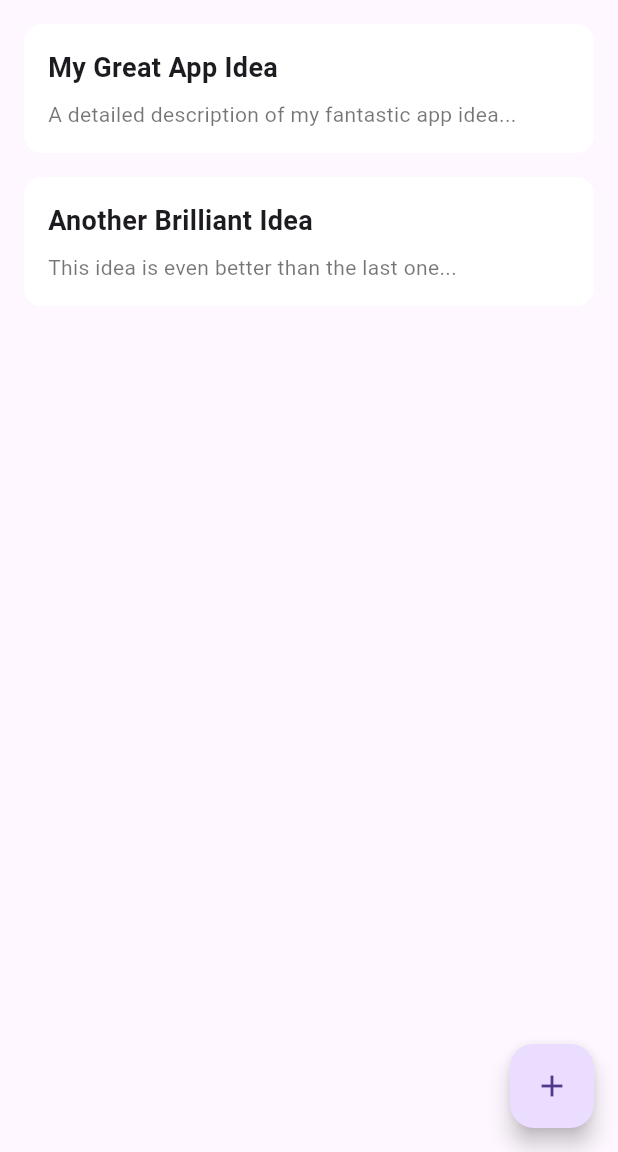
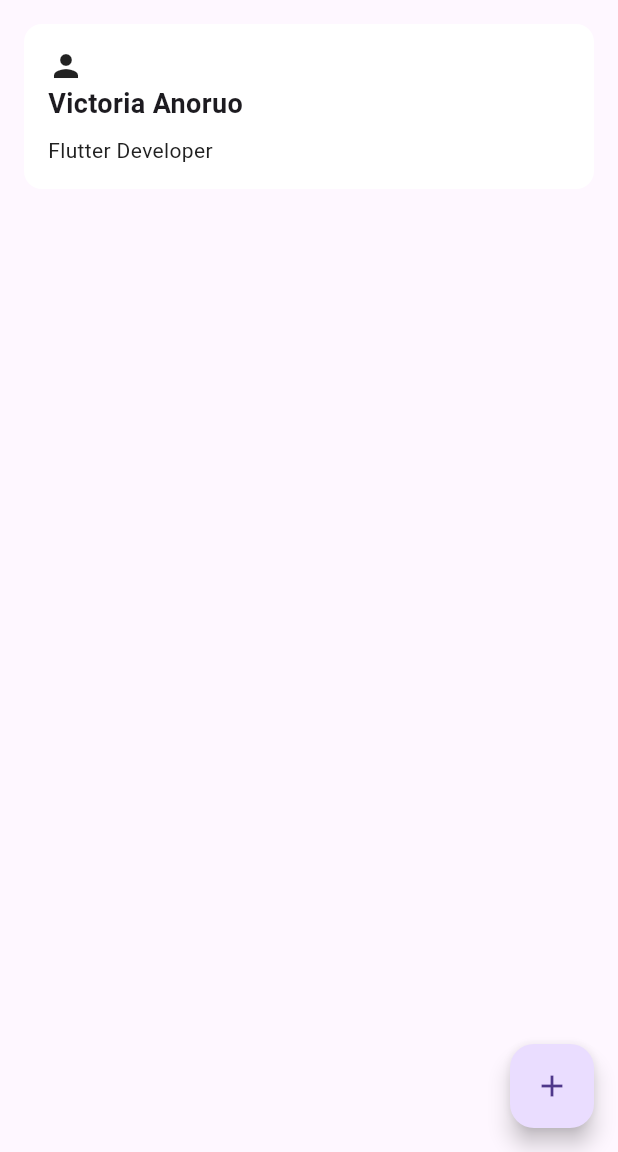
Before and after one commit to Veeqy/ideavault, a Flutter app: the screen it shows after launch, on a phone screen of 412 x 824 dp, the part 84-1236 px from its top. Run offline on Flutter 3.47's test engine with Material 3 defaults, Android fonts, the phone set to English and light mode, and no system bars.

Commit message:
feat: UI build for Profile card

```diff
--- a/lib/core/utils/app_styles.dart
+++ b/lib/core/utils/app_styles.dart
@@ -0,0 +1,18 @@
+import 'package:flutter/material.dart';
+import 'package:ideavault/core/utils/app_colors.dart';
+
+// A central place for all our app's text styles.
+class AppStyles {
+  static const TextStyle heading = TextStyle(
+    fontFamily: 'Poppins',
+    fontSize: 18.0,
+    fontWeight: FontWeight.bold,
+    color: AppColors.textPrimary,
+  );
+
+  static const TextStyle body = TextStyle(
+    fontFamily: 'Poppins',
+    fontSize: 14.0,
+    color: AppColors.textSecondary,
+  );
+}
--- a/lib/features/ideas/presentation/screens/home_screen.dart
+++ b/lib/features/ideas/presentation/screens/home_screen.dart
@@ -1,7 +1,8 @@
 
 import 'package:flutter/material.dart';
+import 'package:ideavault/core/utils/app_colors.dart';
 import 'package:ideavault/features/ideas/presentation/widgets/idea_card.dart';
-
+import 'package:ideavault/features/profile/presentation/profile_card.dart';
 class HomeScreen extends StatelessWidget {
   const HomeScreen({super.key});
 
@@ -9,21 +10,25 @@ class HomeScreen extends StatelessWidget {
   Widget build(BuildContext context) {
     return Scaffold(
       appBar: AppBar(
-        backgroundColor: Colors.orange,
+        backgroundColor:AppColors.primary,
         title: const Text('IdeaVault'),
       ),
       body: ListView(
         padding: EdgeInsets.all(16.0),
-        children: const[
-    IdeaCard(
-    title: 'My Great App Idea',
-    content: 'A detailed description of my fantastic app idea...',
-    ),
-    SizedBox(height: 16.0),
-  IdeaCard(
-    title: 'Another Brilliant Idea',
-    content: 'This idea is even better than the last one...',
-  ),
+        children:
+        [  ProfileCard(
+          name: "Victoria Anoruo",
+          subtitle: "Flutter Developer",
+        ),
+  //   IdeaCard(
+  //   title: 'My Great App Idea',
+  //   content: 'A detailed description of my fantastic app idea...',
+  //   ),
+  //   SizedBox(height: 16.0),
+  // IdeaCard(
+  //   title: 'Another Brilliant Idea',
+  //   content: 'This idea is even better than the last one...',
+  // ),
         ],
       ),
       floatingActionButton: FloatingActionButton(
--- a/lib/features/ideas/presentation/widgets/idea_card.dart
+++ b/lib/features/ideas/presentation/widgets/idea_card.dart
@@ -1,4 +1,5 @@
 import 'package:flutter/material.dart';
+import 'package:ideavault/core/utils/app_colors.dart';
 
 
 class IdeaCard extends StatelessWidget {
@@ -16,11 +17,11 @@ class IdeaCard extends StatelessWidget {
    Container(
             padding: const EdgeInsets.all(16.0),
             decoration: BoxDecoration(
-              color: Colors.white,
+              color: AppColors.cardBackground,
               borderRadius: BorderRadius.circular(12.0),
               boxShadow: [
                 BoxShadow(
-                  color: Colors.grey.withOpacity(0.2),
+                  color:AppColors.textSecondary.withOpacity(0.2),
                   spreadRadius: 2,
                   blurRadius: 5,
                 ),
@@ -36,7 +37,7 @@ class IdeaCard extends StatelessWidget {
                 SizedBox(height: 8.0),
                 Text(
                   'A detailed description of my fantastic app idea goes here.',
-                  style: TextStyle(fontSize: 14.0, color: Colors.black54),
+                  style: TextStyle(fontSize: 14.0, color: AppColors.textPrimary),
                 ),
               ],
             ),
@@ -44,7 +45,7 @@ class IdeaCard extends StatelessWidget {
     return Container(
       padding: const EdgeInsets.all(16.0),
       decoration: BoxDecoration(
-        color: Colors.white,
+        color: AppColors.cardBackground,
         borderRadius: BorderRadius.circular(12.0),
         // ... all the other decoration properties
       ),
@@ -62,7 +63,7 @@ class IdeaCard extends StatelessWidget {
           const SizedBox(height: 8.0),
           Text(
             content,
-            style: const TextStyle(fontSize: 14.0, color: Colors.black54),
+            style: const TextStyle(fontSize: 14.0, color: AppColors.textPrimary),
           ),
         ],
       ),
--- /dev/null
+++ b/lib/features/profile/presentation/profile_card.dart
@@ -0,0 +1,42 @@
+import 'package:flutter/material.dart';
+import 'package:ideavault/core/utils/app_colors.dart';
+
+class ProfileCard extends  StatelessWidget{
+   final String name;
+  final String subtitle;
+
+  const ProfileCard({
+    super.key,
+    required this.name,
+    required this.subtitle,
+  });
+
+  @override
+  Widget build(BuildContext context) {
+    return Container(
+      padding: const EdgeInsets.all(16.0),
+      decoration: BoxDecoration(
+        color: AppColors.cardBackground,
+        borderRadius: BorderRadius.circular(12.0),
+      ),
+      child: Column(
+        crossAxisAlignment: CrossAxisAlignment.start,
+        children: [
+          Icon(Icons.person),
+          Text(
+            name,
+            style: const TextStyle(
+              fontSize: 18.0,
+              fontWeight: FontWeight.bold,
+            ),
+          ),
+          const SizedBox(height: 8.0),
+          Text(
+            subtitle,
+            style: const TextStyle(fontSize: 14.0, color: AppColors.textPrimary),
+          ),
+        ],
+      ),
+    );
+  }
+}
```
Also changed, not shown: pubspec.yaml (+7 -9 lines).
